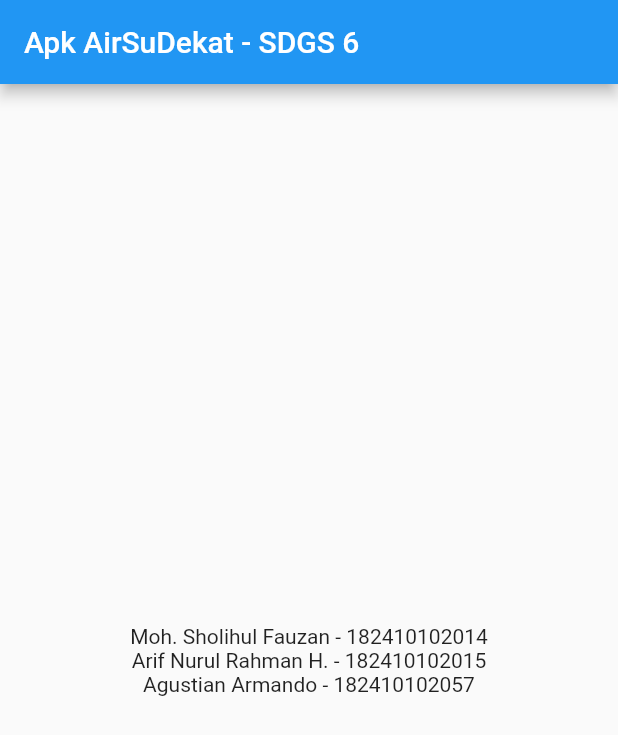
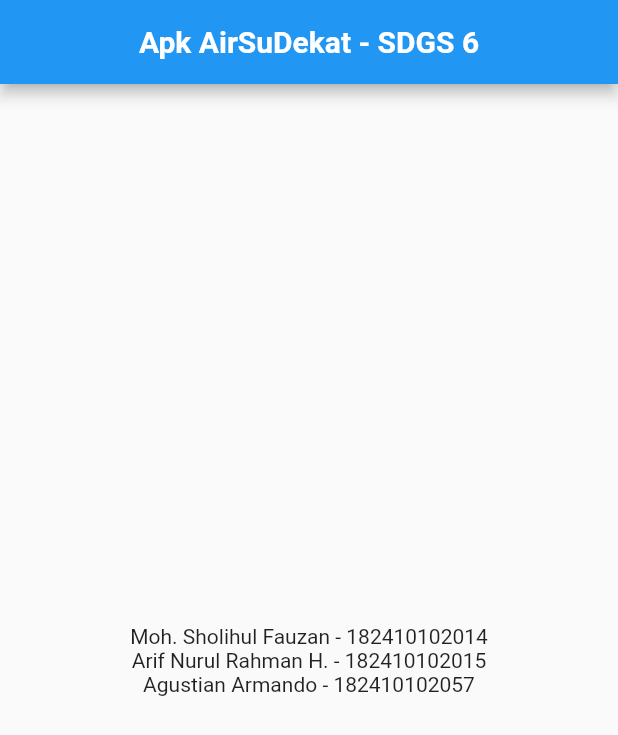
Before and after one commit to fauzan320/tugasmobile, a Flutter app: the screen it shows after launch, on a phone screen of 412 x 824 dp. Shown: the top 735 px of the screen. Run offline on Flutter 3.47's test engine with Material 2 defaults, Android fonts, the phone set to English and light mode, and no system bars; statements that could not run were skipped.

Commit message:
tambah style appbar

```diff
--- a/lib/main.dart
+++ b/lib/main.dart
@@ -10,20 +10,32 @@ class MyApp extends StatelessWidget { //class myapp turunan dari stlwidget
   @override
   // penggunaan nama class yang sama
   Widget build(BuildContext context) { // metod build dari stl widget , metod akan mengembalikan sebuah widget yang merupakan tampilan dari stl widget
+    var appBar2 = AppBar(
+          //didalanya terdapat properti titlle
+          title:Text(
+            //memberi text pada appbar
+            'Apk AirSuDekat - SDGS 6',
+            //memberi styling appbar
+            style: TextStyle(
+              fontWeight:FontWeight.bold,
+              ),
+          ),
+          // dengan widget teks
+
+        centerTitle: true,// membuat posisi titile ke tengah
+        backgroundColor: Colors.tealAccent[4  00],// merubah warna
+
+
+        );
     return MaterialApp( //mengermbalikan materialapp yang berisi materialapp
       home: Scaffold(
         //properti appbar yang  memiliki widget appbar
-        appBar: AppBar(
-          //didalanya terdapat properti titlle
-          title:Text('Apk AirSuDekat - SDGS 6'),
-          // dengan widget teks
-
-        ),
+        appBar: appBar2,
         body:
         Center(
           child: Column(
             mainAxisAlignment: MainAxisAlignment.center, // membuat posisi tengah vertikal
-            children: [
+            children:  [
               Text('Moh. Sholihul Fauzan - 182410102014'),
               Text('Arif Nurul Rahman H. - 182410102015'),
               Text('Agustian Armando - 182410102057'),
```
